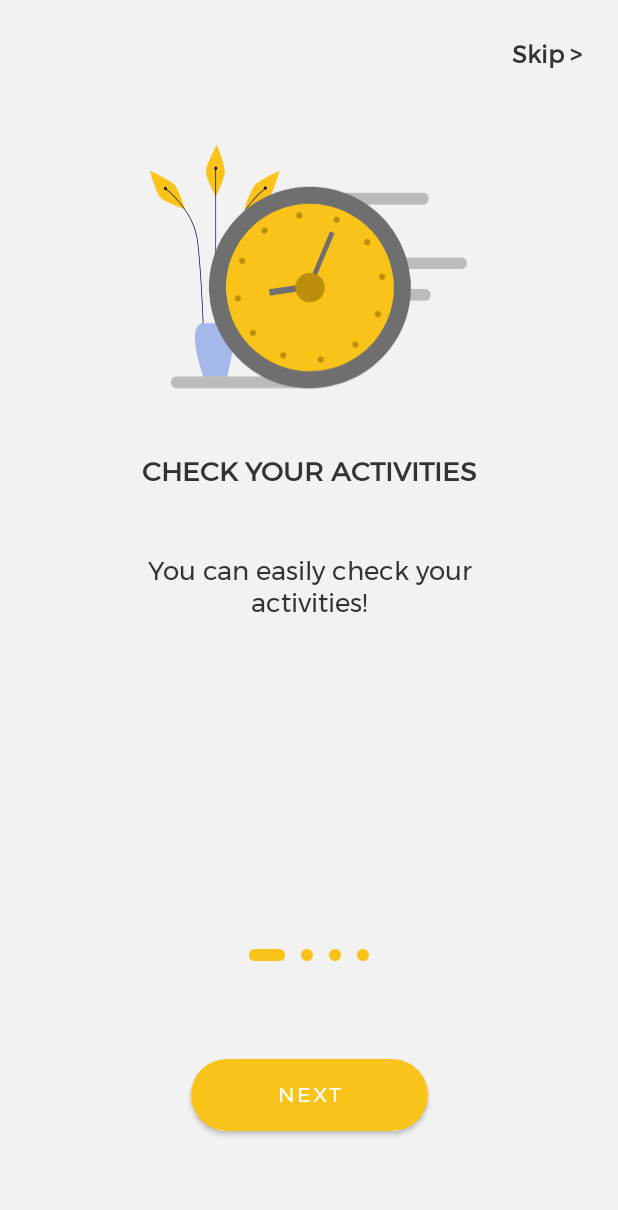
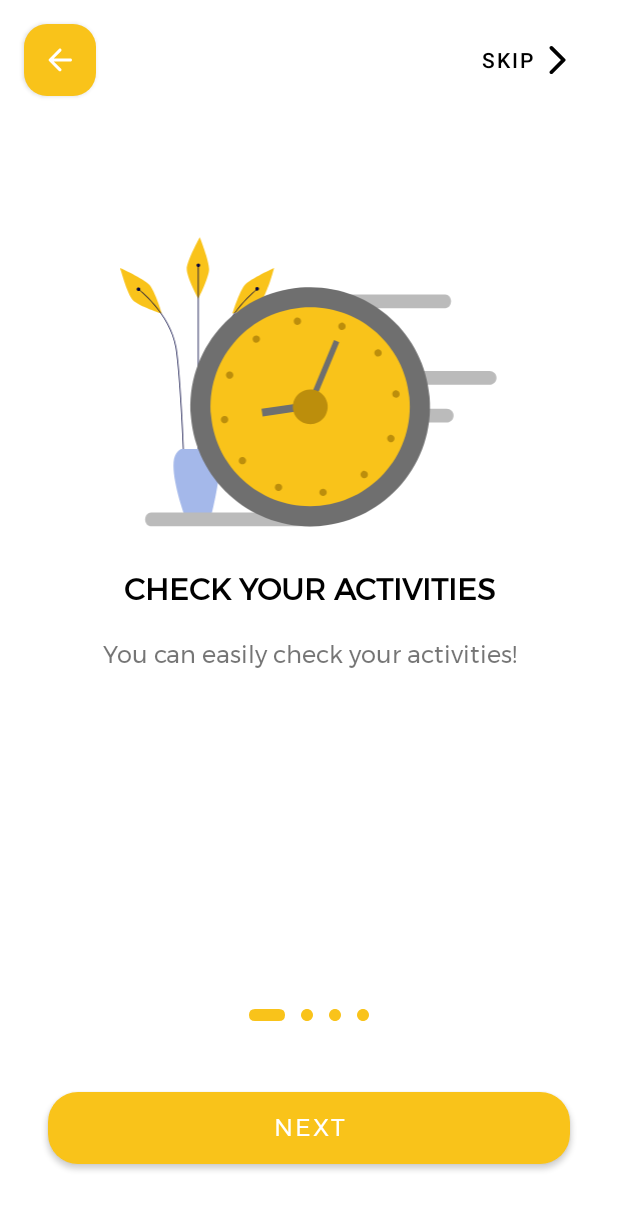
Before and after one commit to saoudiabderraouf/AutoLib-maintain, an Android app: the screen it shows after launch (OnBoardingScreens), on a phone screen of 412 x 824 dp. Shown: the top 1210 px of the screen. Run offline under Robolectric (Android 15) with nearby library versions, the phone set to English and light mode, and no system bars.

Commit message:
fix: updated onBoarding screen add: dark mode support

```diff
--- a/app/src/main/java/com/clovertech/autolib/ui/OnBoardingScreens.kt
+++ b/app/src/main/java/com/clovertech/autolib/ui/OnBoardingScreens.kt
@@ -17,11 +17,13 @@ import com.clovertech.autolib.ui.login.LoginActivity
 
 
 class OnBoardingScreens : AppCompatActivity() {
-    private var onboardingAdapter: OnboardingAdapter? = null
+
+    private var onBoardingAdapter: OnboardingAdapter? = null
 
 
     override fun onCreate(savedInstanceState: Bundle?) {
         super.onCreate(savedInstanceState)
+        setTheme(R.style.Theme_Agent_APP)
 
         if (restorePrefData()) {
             val mainActivity = Intent(applicationContext, LoginActivity::class.java)
@@ -31,10 +33,13 @@ class OnBoardingScreens : AppCompatActivity() {
 
         setContentView(R.layout.activity_on_boarding_screens)
 
-        var buttonOnboardingAction = findViewById<Button>(R.id.buttonOnBoardingAction)
+        val buttonOnbBoardingAction = findViewById<Button>(R.id.buttonOnBoardingAction)
+        val skipButton = findViewById<Button>(R.id.skip_button)
+        val backButton = findViewById<Button>(R.id.backward_button)
+
         setOnboardingItem()
         val onboardingViewPager = findViewById<ViewPager2>(R.id.onboardingViewPager)
-        onboardingViewPager.adapter = onboardingAdapter
+        onboardingViewPager.adapter = onBoardingAdapter
 
         setOnboadingIndicator()
         setCurrentOnboardingIndicators(0)
@@ -44,14 +49,25 @@ class OnBoardingScreens : AppCompatActivity() {
                 setCurrentOnboardingIndicators(position)
             }
         })
-        buttonOnboardingAction.setOnClickListener(){
-            if (onboardingViewPager.currentItem + 1 < onboardingAdapter!!.itemCount) {
+        buttonOnbBoardingAction.setOnClickListener{
+            if (onboardingViewPager.currentItem + 1 < onBoardingAdapter!!.itemCount) {
                 onboardingViewPager.currentItem = onboardingViewPager.currentItem + 1
             } else {
-
                 startActivity(Intent(applicationContext, SampleActivity::class.java))
                 savePrefsData()
                 finish()
+            }
+        }
+
+        skipButton.setOnClickListener {
+            startActivity(Intent(applicationContext, SampleActivity::class.java))
+            savePrefsData()
+            finish()
+        }
+
+        backButton.setOnClickListener {
+            if (onboardingViewPager.currentItem - 1 >= 0) {
+                onboardingViewPager.currentItem = onboardingViewPager.currentItem - 1
             }
         }
 
@@ -59,10 +75,10 @@ class OnBoardingScreens : AppCompatActivity() {
 
     @SuppressLint("SetTextI18n")
     private fun setCurrentOnboardingIndicators(index: Int) {
-        var layoutOnboardingIndicator = findViewById<LinearLayout>(R.id.layoutOnboardingIndicators)
-        var buttonOnboardingAction = findViewById<Button>(R.id.buttonOnBoardingAction)
+        val layoutOnboardingIndicator = findViewById<LinearLayout>(R.id.layoutOnboardingIndicators)
+        val buttonOnboardingAction = findViewById<Button>(R.id.buttonOnBoardingAction)
 
-        val childCount: Int = layoutOnboardingIndicator.getChildCount()
+        val childCount: Int = layoutOnboardingIndicator.childCount
         for (i in 0 until childCount) {
             val imageView = layoutOnboardingIndicator.getChildAt(i) as ImageView
             if (i == index) {
@@ -81,10 +97,10 @@ class OnBoardingScreens : AppCompatActivity() {
                 )
             }
         }
-        if (index == onboardingAdapter?.getItemCount()?.minus(1)){
-            buttonOnboardingAction.setText("Get Started")
+        if (index == onBoardingAdapter?.itemCount?.minus(1)){
+            buttonOnboardingAction.text = "Get Started"
         }else {
-            buttonOnboardingAction.setText("Next")
+            buttonOnboardingAction.text = "Next"
         }
     }
 
@@ -113,17 +129,17 @@ class OnBoardingScreens : AppCompatActivity() {
         itemDayAndNight.description="Our service is on day and night!"
         itemDayAndNight.image=R.drawable.day_and_night
 
-        onBoardingItems.add(itemFastFood);
-        onBoardingItems.add(itemPayOnline);
-        onBoardingItems.add(itemEatTogether);
-        onBoardingItems.add(itemDayAndNight);
+        onBoardingItems.add(itemFastFood)
+        onBoardingItems.add(itemPayOnline)
+        onBoardingItems.add(itemEatTogether)
+        onBoardingItems.add(itemDayAndNight)
 
-        onboardingAdapter = OnboardingAdapter(onBoardingItems);
+        onBoardingAdapter = OnboardingAdapter(onBoardingItems);
     }
 
     private fun setOnboadingIndicator() {
-        var layoutOnboardingIndicator = findViewById<LinearLayout>(R.id.layoutOnboardingIndicators)
-        val indicators: Array<ImageView?> = arrayOfNulls<ImageView>(onboardingAdapter!!.itemCount)
+        val layoutOnboardingIndicator = findViewById<LinearLayout>(R.id.layoutOnboardingIndicators)
+        val indicators: Array<ImageView?> = arrayOfNulls(onBoardingAdapter!!.itemCount)
         val layoutParams = LinearLayout.LayoutParams(
             ViewGroup.LayoutParams.WRAP_CONTENT, ViewGroup.LayoutParams.WRAP_CONTENT
         )
@@ -135,7 +151,7 @@ class OnBoardingScreens : AppCompatActivity() {
                     applicationContext, R.drawable.onboarding_indicator_inactive
                 )
             )
-            indicators[i]?.setLayoutParams(layoutParams)
+            indicators[i]?.layoutParams = layoutParams
             layoutOnboardingIndicator!!.addView(indicators[i])
         }
     }
@@ -149,7 +165,7 @@ class OnBoardingScreens : AppCompatActivity() {
         val pref = applicationContext.getSharedPreferences("myPrefs", MODE_PRIVATE)
         val editor = pref.edit()
         editor.putBoolean("isOpnend", true)
-        editor.commit()
+        editor.apply()
     }
 
 
--- a/app/src/main/java/com/clovertech/autolib/ui/adapters/OnboardingAdapter.kt
+++ b/app/src/main/java/com/clovertech/autolib/ui/adapters/OnboardingAdapter.kt
@@ -33,6 +33,7 @@ class OnboardingAdapter(private val onBoardingItems: List<OnBoardingItem>) :
         private val textTitle: TextView
         private val textDescription: TextView
         private val imageOnboarding: ImageView
+
         fun setOnBoardingData(onBoardingItem: OnBoardingItem) {
             textTitle.text = onBoardingItem.title
             textDescription.text = onBoardingItem.description
--- /dev/null
+++ b/app/src/main/res/drawable/ic_arrow_back.xml
@@ -0,0 +1,11 @@
+<vector xmlns:android="http://schemas.android.com/apk/res/android"
+    android:width="24dp"
+    android:height="24dp"
+    android:viewportWidth="24"
+    android:viewportHeight="24"
+    android:tint="?attr/colorControlNormal"
+    android:autoMirrored="true">
+  <path
+      android:fillColor="@android:color/white"
+      android:pathData="M19,11H7.83l4.88,-4.88c0.39,-0.39 0.39,-1.03 0,-1.42 -0.39,-0.39 -1.02,-0.39 -1.41,0l-6.59,6.59c-0.39,0.39 -0.39,1.02 0,1.41l6.59,6.59c0.39,0.39 1.02,0.39 1.41,0 0.39,-0.39 0.39,-1.02 0,-1.41L7.83,13H19c0.55,0 1,-0.45 1,-1s-0.45,-1 -1,-1z"/>
+</vector>
--- /dev/null
+++ b/app/src/main/res/drawable/ic_forward.xml
@@ -0,0 +1,11 @@
+<vector xmlns:android="http://schemas.android.com/apk/res/android"
+    android:width="24dp"
+    android:height="24dp"
+    android:viewportWidth="24"
+    android:viewportHeight="24"
+    android:tint="?attr/colorControlNormal"
+    android:autoMirrored="true">
+  <path
+      android:fillColor="@android:color/white"
+      android:pathData="M7.38,21.01c0.49,0.49 1.28,0.49 1.77,0l8.31,-8.31c0.39,-0.39 0.39,-1.02 0,-1.41L9.15,2.98c-0.49,-0.49 -1.28,-0.49 -1.77,0s-0.49,1.28 0,1.77L14.62,12l-7.25,7.25c-0.48,0.48 -0.48,1.28 0.01,1.76z"/>
+</vector>
--- a/app/src/main/res/layout/activity_on_boarding_screens.xml
+++ b/app/src/main/res/layout/activity_on_boarding_screens.xml
@@ -4,37 +4,76 @@
     xmlns:tools="http://schemas.android.com/tools"
     android:layout_width="match_parent"
     android:layout_height="match_parent"
-    android:background="@color/white"
     tools:context=".ui.OnBoardingScreens">
+
+    <androidx.viewpager2.widget.ViewPager2
+        android:id="@+id/onboardingViewPager"
+        android:layout_width="match_parent"
+        android:layout_height="match_parent"
+        app:layout_constraintBottom_toBottomOf="parent"
+        app:layout_constraintEnd_toEndOf="parent"
+        app:layout_constraintStart_toStartOf="parent"
+        app:layout_constraintTop_toTopOf="parent">
+
+    </androidx.viewpager2.widget.ViewPager2>
+
+    <Button
+        android:id="@+id/backward_button"
+        android:layout_width="48dp"
+        android:layout_height="48dp"
+        android:layout_marginStart="16dp"
+        android:foreground="@drawable/ic_arrow_back"
+        android:foregroundGravity="center"
+        android:foregroundTint="@color/white"
+        android:insetTop="0dp"
+        android:insetBottom="0dp"
+        app:cornerRadius="15dp"
+        app:layout_constraintBottom_toBottomOf="@+id/skip_button"
+        app:layout_constraintStart_toStartOf="parent"
+        app:layout_constraintTop_toTopOf="@+id/skip_button" />
+
+    <Button
+        android:id="@+id/skip_button"
+        style="@style/Widget.MaterialComponents.Button.TextButton"
+        android:layout_width="wrap_content"
+        android:layout_height="wrap_content"
+        android:layout_marginTop="16dp"
+        android:layout_marginEnd="16dp"
+        android:insetTop="0dp"
+        android:insetBottom="0dp"
+        android:text="Skip"
+        android:textColor="?attr/colorOnPrimary"
+        app:cornerRadius="15dp"
+        app:icon="@drawable/ic_forward"
+        app:iconGravity="textEnd"
+        app:iconTint="?attr/colorOnPrimary"
+        app:layout_constraintEnd_toEndOf="parent"
+        app:layout_constraintTop_toTopOf="parent" />
 
     <Button
         android:id="@+id/buttonOnBoardingAction"
-        android:layout_width="158dp"
+        android:layout_width="0dp"
         android:layout_height="wrap_content"
-        android:layout_marginBottom="70dp"
-        android:background="@drawable/rounded_button"
+        android:layout_marginStart="32dp"
+        android:layout_marginEnd="32dp"
+        android:layout_marginBottom="48dp"
         android:fontFamily="@font/montserrat"
+        android:insetTop="0dp"
+        android:insetBottom="0dp"
         android:paddingHorizontal="5dp"
         android:textColor="@color/white"
-        android:textSize="14sp"
+        android:textSize="16sp"
         app:cornerRadius="20dp"
         app:layout_constraintBottom_toBottomOf="parent"
         app:layout_constraintEnd_toEndOf="parent"
         app:layout_constraintStart_toStartOf="parent" />
 
 
-    <androidx.viewpager2.widget.ViewPager2
-        android:id="@+id/onboardingViewPager"
-        android:layout_width="match_parent"
-        android:layout_height="match_parent" >
-
-    </androidx.viewpager2.widget.ViewPager2>
-
     <LinearLayout
         android:id="@+id/layoutOnboardingIndicators"
         android:layout_width="0dp"
         android:layout_height="wrap_content"
-        android:layout_marginBottom="50dp"
+        android:layout_marginBottom="32dp"
         android:gravity="center"
         android:orientation="horizontal"
         android:padding="15dp"
--- a/app/src/main/res/layout/item_layout.xml
+++ b/app/src/main/res/layout/item_layout.xml
@@ -4,7 +4,6 @@
     xmlns:tools="http://schemas.android.com/tools"
     android:layout_width="match_parent"
     android:layout_height="match_parent"
-    android:background="@color/dirtyWhite"
     android:gravity="center_horizontal"
     android:orientation="vertical">
 
@@ -12,71 +11,51 @@
         android:id="@+id/imageOnboarding"
         android:layout_width="0dp"
         android:layout_height="200dp"
-        android:layout_marginStart="100dp"
-        android:layout_marginLeft="100dp"
-        android:layout_marginTop="80dp"
-        android:layout_marginEnd="100dp"
-        android:layout_marginRight="100dp"
+        android:layout_marginTop="32dp"
         android:adjustViewBounds="true"
         android:contentDescription="@string/app_name"
+        app:layout_constraintBottom_toTopOf="@+id/textTitle"
         app:layout_constraintEnd_toEndOf="parent"
         app:layout_constraintStart_toStartOf="parent"
-        app:layout_constraintTop_toTopOf="parent" />
+        app:layout_constraintTop_toTopOf="parent"
+        app:layout_constraintVertical_bias="0.25"
+        app:layout_constraintVertical_chainStyle="packed" />
+
+    <TextView
+        android:id="@+id/textDescription"
+        android:layout_width="0dp"
+        android:layout_height="wrap_content"
+        android:layout_marginStart="60dp"
+        android:layout_marginTop="16dp"
+        android:layout_marginEnd="60dp"
+        android:fontFamily="@font/montserrat"
+        android:gravity="center"
+        android:textSize="16sp"
+        android:visibility="visible"
+        app:layout_constraintBottom_toBottomOf="parent"
+        app:layout_constraintEnd_toEndOf="parent"
+        app:layout_constraintStart_toStartOf="parent"
+        app:layout_constraintTop_toBottomOf="@+id/textTitle"
+        app:layout_constraintVertical_bias="0.078" />
 
     <TextView
         android:id="@+id/textTitle"
         android:layout_width="match_parent"
         android:layout_height="wrap_content"
         android:layout_marginStart="70dp"
-        android:layout_marginLeft="70dp"
         android:layout_marginTop="20dp"
         android:layout_marginEnd="70dp"
-        android:layout_marginRight="70dp"
         android:fontFamily="@font/montserrat"
         android:gravity="center"
         android:textAllCaps="true"
-        android:textColor="@color/noir"
-        android:textSize="18sp"
+        android:textColor="?attr/colorOnPrimary"
+        android:textSize="20sp"
         android:textStyle="bold"
+        android:visibility="visible"
+        app:layout_constraintBottom_toTopOf="@+id/textDescription"
         app:layout_constraintEnd_toEndOf="parent"
-        app:layout_constraintHorizontal_bias="0.0"
         app:layout_constraintStart_toStartOf="parent"
         app:layout_constraintTop_toBottomOf="@+id/imageOnboarding" />
 
-    <TextView
-        android:id="@+id/textDescription"
-        android:layout_width="match_parent"
-        android:layout_height="wrap_content"
-        android:layout_marginStart="60dp"
-        android:layout_marginLeft="60dp"
-        android:layout_marginTop="4dp"
-        android:layout_marginEnd="60dp"
-        android:layout_marginRight="60dp"
-        android:fontFamily="@font/montserrat"
-        android:gravity="center"
-        android:textColor="@color/noir"
-        android:textSize="17sp"
-        app:layout_constraintBottom_toBottomOf="parent"
-        app:layout_constraintEnd_toEndOf="parent"
-        app:layout_constraintHorizontal_bias="0.0"
-        app:layout_constraintStart_toStartOf="parent"
-        app:layout_constraintTop_toBottomOf="@+id/textTitle"
-        app:layout_constraintVertical_bias="0.078" />
-
-    <TextView
-        android:id="@+id/tv_skip"
-        android:layout_width="wrap_content"
-        android:layout_height="wrap_content"
-        android:layout_marginTop="24dp"
-        android:layout_marginEnd="24dp"
-        android:layout_marginRight="24dp"
-        android:fontFamily="@font/montserrat"
-        android:text="Skip >"
-        android:textColor="@color/noir"
-        android:textSize="16sp"
-        android:textStyle="bold"
-        app:layout_constraintEnd_toEndOf="parent"
-        app:layout_constraintTop_toTopOf="parent" />
-
 
 </androidx.constraintlayout.widget.ConstraintLayout>
--- a/app/src/main/res/values-night/themes.xml
+++ b/app/src/main/res/values-night/themes.xml
@@ -1,10 +1,10 @@
 <resources xmlns:tools="http://schemas.android.com/tools">
     <!-- Base application theme. -->
-    <style name="Theme.Agent_APP" parent="Theme.AppCompat.DayNight.NoActionBar">
+    <style name="Theme.Agent_APP" parent="Theme.MaterialComponents.DayNight.NoActionBar">
         <!-- Primary brand color. -->
         <item name="colorPrimary">@color/colorPrimary</item>
         <item name="colorPrimaryVariant">@color/colorPrimary</item>
-        <item name="colorOnPrimary">@color/black</item>
+        <item name="colorOnPrimary">@color/white</item>
         <!-- Secondary brand color. -->
         <item name="colorSecondary">@color/colorPrimary</item>
         <item name="colorSecondaryVariant">@color/colorPrimary</item>
@@ -12,6 +12,7 @@
         <!-- Status bar color. -->
         <item name="android:statusBarColor" tools:targetApi="l">@color/colorPrimary</item>
         <!-- Customize your theme here. -->
+        <item name="android:windowBackground">@color/black</item>
     </style>
 
 </resources>
--- a/app/src/main/res/values/themes.xml
+++ b/app/src/main/res/values/themes.xml
@@ -16,6 +16,8 @@
         <item name="colorOnSecondary">@color/black</item>
         <!-- Status bar color. -->
         <item name="android:statusBarColor" tools:targetApi="l">@color/colorPrimary</item>
+
+        <item name="android:windowBackground">@color/white</item>
     </style>
 
     <style name="Divider">
```
